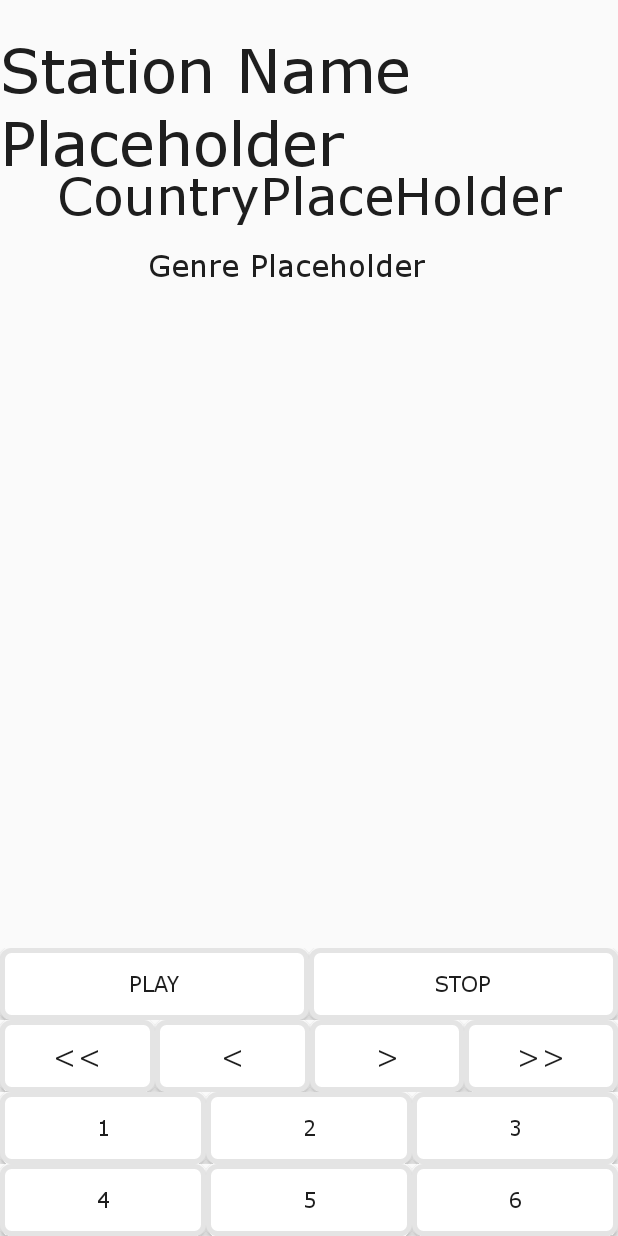
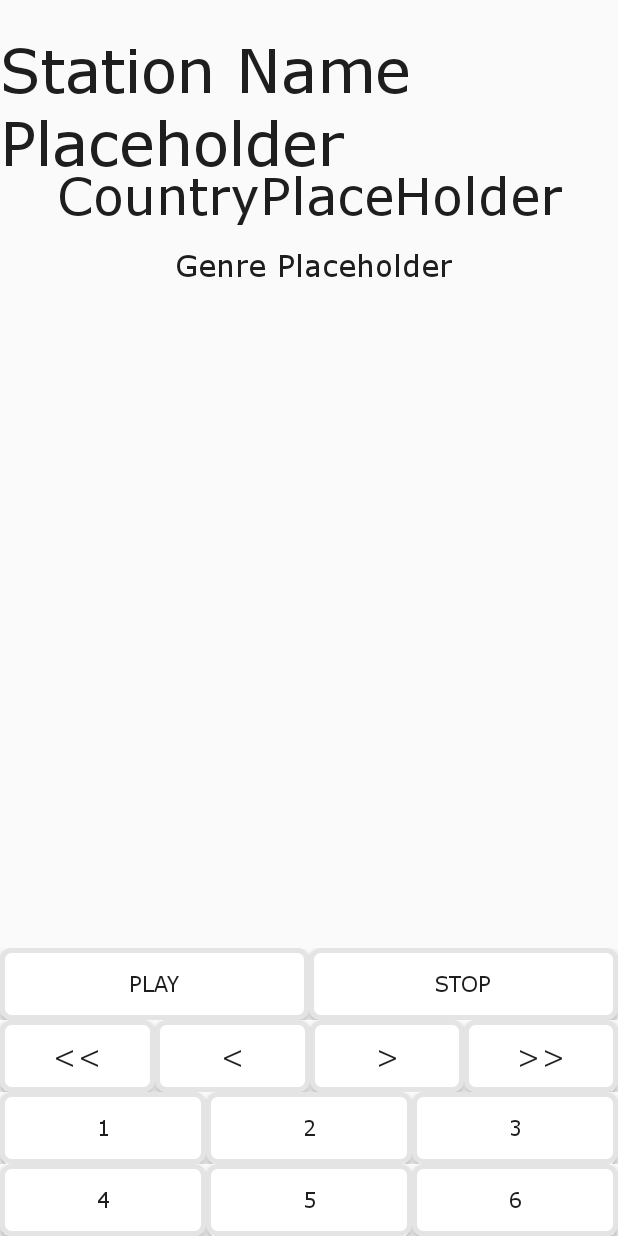
Before and after one commit to ajdouglas/WorldRadio, an Android app: the layout radio_fragment.xml on its own in the app's theme, with its tools: preview values and no code run, on a phone screen of 412 x 824 dp. Run offline under Robolectric (Android 15) with nearby library versions, the phone set to English and light mode, and no system bars.

Commit message:
Changed genre width to account for long genres and added help text

```diff
--- a/app/src/main/res/layout/radio_fragment.xml
+++ b/app/src/main/res/layout/radio_fragment.xml
@@ -57,17 +57,17 @@
 
             <worldradio.org.worldRadio.utils.RadioTextView
                 android:id="@+id/genre"
-                android:layout_width="wrap_content"
+                android:layout_width="312dp"
                 android:layout_height="wrap_content"
                 android:layout_alignParentStart="true"
                 android:layout_alignParentLeft="true"
                 android:layout_alignParentEnd="true"
                 android:layout_alignParentRight="true"
-                android:layout_marginStart="97dp"
-                android:layout_marginLeft="97dp"
+                android:layout_marginStart="53dp"
+                android:layout_marginLeft="53dp"
                 android:layout_marginTop="55dp"
-                android:layout_marginEnd="127dp"
-                android:layout_marginRight="127dp"
+                android:layout_marginEnd="47dp"
+                android:layout_marginRight="47dp"
                 android:gravity="center"
                 android:textAlignment="center"
                 android:textColor="@color/black"
```
Also changed, not shown: app/src/main/res/values/strings.xml (+4 -3 lines).
